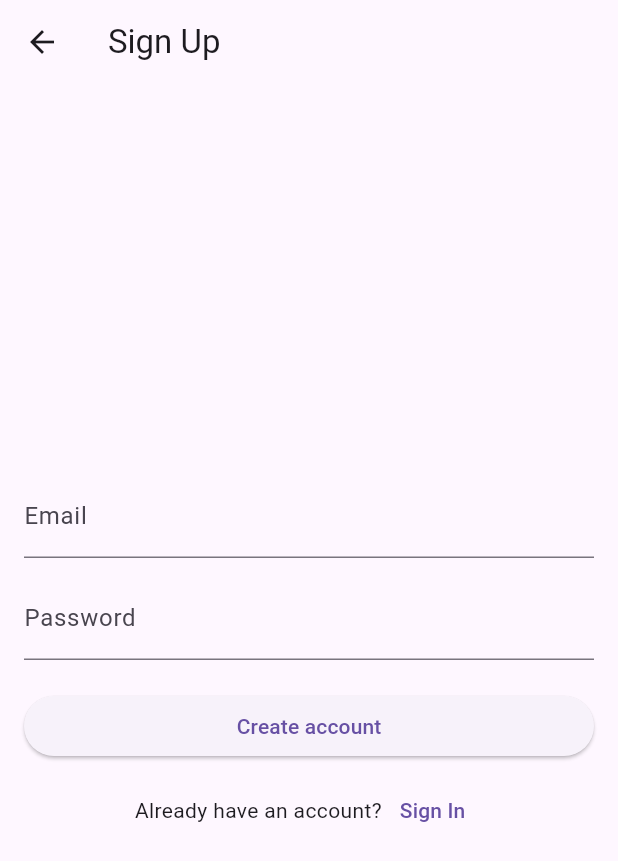
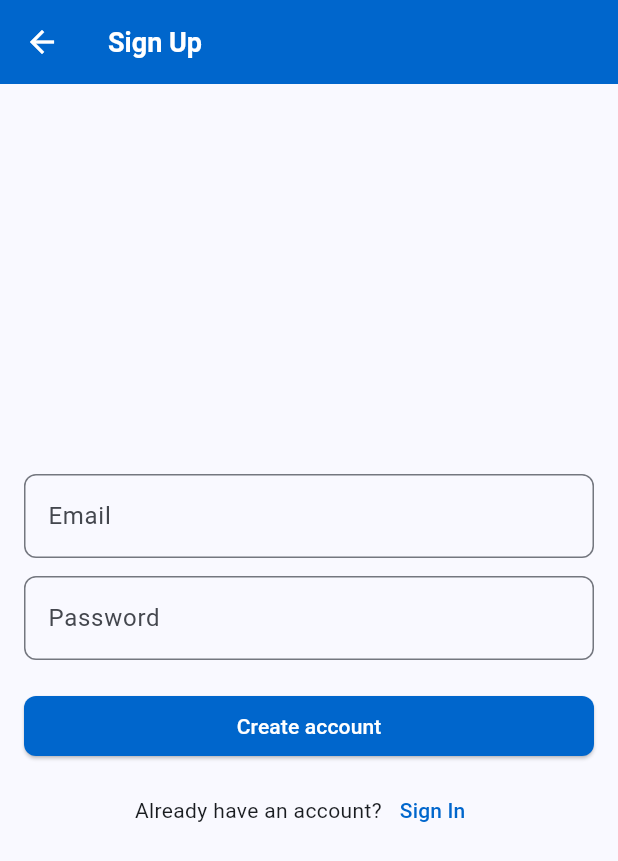
Before and after one commit to Sharkfin07/kusortir, a Flutter app: the screen it shows after launch, after a tap on "Sign In", after a tap on "Sign Up", on a phone screen of 412 x 824 dp. Shown: the top 861 px of the screen. Run offline on Flutter 3.47's test engine with Material 3 defaults, Android fonts, the phone set to English and light mode, and no system bars; our stand-ins replace cloud_firestore, firebase_auth, firebase_core; accounts and stored records are empty.

Commit message:
style: added style.dart boilerplate

```diff
--- a/lib/main.dart
+++ b/lib/main.dart
@@ -4,6 +4,7 @@ import 'package:firebase_core/firebase_core.dart';
 import 'package:kusortir/firebase/firebase_options.dart';
 import 'package:kusortir/screens/authentication/sign_in_screen.dart';
 import 'package:kusortir/screens/authentication/sign_up_screen.dart';
+import 'package:kusortir/theme/theme.dart';
 
 Future main() async {
   WidgetsFlutterBinding.ensureInitialized();
@@ -17,7 +18,10 @@ class MainApp extends StatelessWidget {
   @override
   Widget build(BuildContext context) {
     return MaterialApp(
-      initialRoute: '/sign-up',
+      theme: AppTheme.light(),
+      darkTheme: AppTheme.dark(),
+      themeMode: ThemeMode.system,
+      initialRoute: '/sign-in',
       routes: {
         '/': (context) => const Homescreen(),
         '/sign-in': (context) => const SignInScreen(),
--- /dev/null
+++ b/lib/theme/theme.dart
@@ -0,0 +1,91 @@
+import 'package:flutter/material.dart';
+
+/// App theme boilerplate using Material 3 (flexible, colorScheme-based)
+class AppTheme {
+  AppTheme._();
+
+  // Primary color values — adjust to match your brand
+  static const Color _primary = Color(0xFF0066CC);
+  static const Color _onPrimary = Colors.white;
+  static const Color _secondary = Color(0xFF00A896);
+
+  static final ColorScheme _lightColorScheme = ColorScheme.fromSeed(
+    seedColor: _primary,
+    brightness: Brightness.light,
+    primary: _primary,
+    onPrimary: _onPrimary,
+    secondary: _secondary,
+  );
+
+  static final ColorScheme _darkColorScheme = ColorScheme.fromSeed(
+    seedColor: _primary,
+    brightness: Brightness.dark,
+  );
+
+  /// Returns ThemeData configured for light mode
+  static ThemeData light() {
+    return ThemeData(
+      colorScheme: _lightColorScheme,
+      useMaterial3: true,
+      scaffoldBackgroundColor: _lightColorScheme.background,
+      appBarTheme: AppBarTheme(
+        backgroundColor: _lightColorScheme.primary,
+        foregroundColor: _lightColorScheme.onPrimary,
+        elevation: 0,
+      ),
+      elevatedButtonTheme: ElevatedButtonThemeData(
+        style: ElevatedButton.styleFrom(
+          backgroundColor: _lightColorScheme.primary,
+          foregroundColor: _lightColorScheme.onPrimary,
+          shape: RoundedRectangleBorder(borderRadius: BorderRadius.circular(8)),
+        ),
+      ),
+      inputDecorationTheme: InputDecorationTheme(
+        border: OutlineInputBorder(borderRadius: BorderRadius.circular(8)),
+      ),
+      textTheme: _typography(_lightColorScheme),
+    );
+  }
+
+  /// Returns ThemeData configured for dark mode
+  static ThemeData dark() {
+    return ThemeData(
+      colorScheme: _darkColorScheme,
+      useMaterial3: true,
+      scaffoldBackgroundColor: _darkColorScheme.background,
+      appBarTheme: AppBarTheme(
+        backgroundColor: _darkColorScheme.surface,
+        foregroundColor: _darkColorScheme.onSurface,
+        elevation: 0,
+      ),
+      elevatedButtonTheme: ElevatedButtonThemeData(
+        style: ElevatedButton.styleFrom(
+          backgroundColor: _darkColorScheme.primary,
+          foregroundColor: _darkColorScheme.onPrimary,
+          shape: RoundedRectangleBorder(borderRadius: BorderRadius.circular(8)),
+        ),
+      ),
+      inputDecorationTheme: InputDecorationTheme(
+        border: OutlineInputBorder(borderRadius: BorderRadius.circular(8)),
+      ),
+      textTheme: _typography(_darkColorScheme),
+    );
+  }
+
+  static TextTheme _typography(ColorScheme colors) {
+    return TextTheme(
+      displayLarge: TextStyle(
+        fontSize: 32,
+        fontWeight: FontWeight.bold,
+        color: colors.onBackground,
+      ),
+      titleLarge: TextStyle(
+        fontSize: 18,
+        fontWeight: FontWeight.w600,
+        color: colors.onBackground,
+      ),
+      bodyLarge: TextStyle(fontSize: 16, color: colors.onBackground),
+      bodyMedium: TextStyle(fontSize: 14, color: colors.onBackground),
+    );
+  }
+}
```
